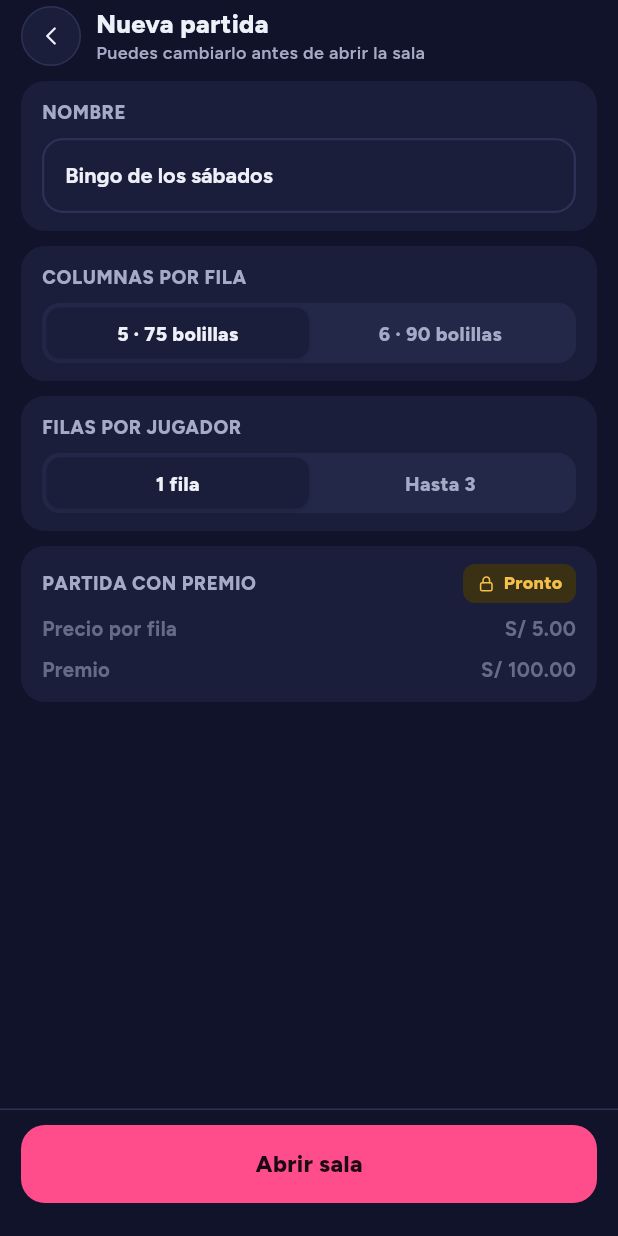
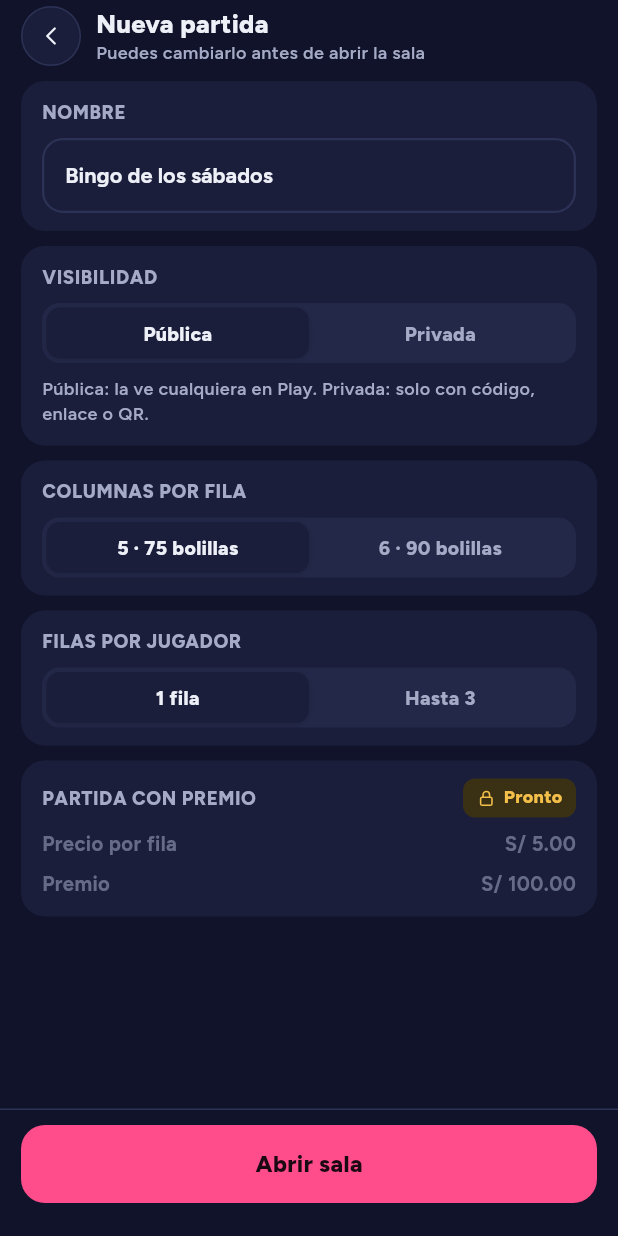
Before and after one commit to VMichael1999/Bing-Bing, a Flutter app: the NuevaPartidaPage widget shown alone on an empty page, opened directly, on a phone screen of 412 x 824 dp. Run offline on Flutter 3.47's test engine with Material 3 defaults, Android fonts, the phone set to English and light mode, and no system bars; our stand-ins replace cloud_firestore, cloud_functions, firebase_auth, firebase_core, flutter_svg, google_sign_in and 3 more; accounts and stored records are empty.

Commit message:
feat(host): elegir si la sala es pública o privada, y chip al compartir
Nueva partida tiene la sección Visibilidad (pública por defecto) y la sala se crea
con ella. La hoja de compartir muestra un chip Pública o Privada. Goldens de
org-03 y org-11 actualizados.

```diff
--- a/apps/host/lib/main.dart
+++ b/apps/host/lib/main.dart
@@ -159,7 +159,8 @@ class _FlujoDemo extends StatelessWidget {
                       nombreInicial: salaDemoNombre,
                       alVolver: () => Navigator.of(context).pop(),
                       alAbrirSala:
-                          (nombre, columnas) => _abrirSala(context, nombre),
+                          (nombre, columnas, publica) =>
+                              _abrirSala(context, nombre),
                     ),
                   ),
             ),
--- a/apps/host/lib/src/compartir.dart
+++ b/apps/host/lib/src/compartir.dart
@@ -13,6 +13,7 @@ void abrirCompartirSala(
   BuildContext context, {
   required String nombre,
   required String codigo,
+  bool? publica,
 }) {
   Navigator.of(context).push(
     PageRouteBuilder<void>(
@@ -20,6 +21,7 @@ void abrirCompartirSala(
           (contexto, _, __) => CompartirPage(
             salaNombre: nombre,
             codigo: codigo,
+            publica: publica,
             alVolver: () => Navigator.of(contexto).pop(),
             alCopiarEnlace: () async {
               await Clipboard.setData(ClipboardData(text: enlaceSala(codigo)));
--- a/apps/host/lib/src/demo.dart
+++ b/apps/host/lib/src/demo.dart
@@ -98,6 +98,7 @@ Widget? pantallaDemo(String id) => switch (id) {
   'org-11-compartir' => const CompartirPage(
     salaNombre: salaDemoNombre,
     codigo: salaDemoCodigo,
+    publica: true,
   ),
   'org-12-qr-pantalla' => const QrPantallaPage(codigo: salaDemoCodigo),
   _ => null,
--- a/apps/host/lib/src/flujo_real.dart
+++ b/apps/host/lib/src/flujo_real.dart
@@ -275,7 +275,7 @@ class _NuevaPartidaRealState extends State<_NuevaPartidaReal> {
   String? _error;
   bool _creando = false;
 
-  Future<void> _abrir(String nombre, int columnas) async {
+  Future<void> _abrir(String nombre, int columnas, bool publica) async {
     if (columnas == 6) {
       // La pantalla de partida aún dibuja solo las 75 bolillas de 5 columnas.
       setState(() => _error = 'Las 6 columnas llegan pronto.');
@@ -289,6 +289,7 @@ class _NuevaPartidaRealState extends State<_NuevaPartidaReal> {
       final codigo = await widget.repositorio.crearSala(
         nombre: nombre,
         columnas: columnas,
+        publica: publica,
       );
       if (!mounted) return;
       _ir(
@@ -419,6 +420,7 @@ class _SalaAbiertaRealState extends State<_SalaAbiertaReal> {
                 context,
                 nombre: sala.nombre,
                 codigo: widget.codigo,
+                publica: sala.publica,
               ),
           alCopiar: () {
             Clipboard.setData(ClipboardData(text: widget.codigo));
--- a/apps/host/lib/src/paginas/nueva_partida_page.dart
+++ b/apps/host/lib/src/paginas/nueva_partida_page.dart
@@ -1,8 +1,9 @@
 import 'package:bing_ui/bing_ui.dart';
 import 'package:flutter/widgets.dart';
 
-/// `org-03-nueva-partida`: nombre, columnas, filas por jugador y la sección de
-/// premio, bloqueada ("Pronto") y sin acción.
+/// `org-03-nueva-partida` y `org-10-nueva-partida-v2`: nombre, visibilidad
+/// (pública o privada), columnas, filas por jugador y la sección de premio,
+/// bloqueada ("Pronto") y sin acción.
 class NuevaPartidaPage extends StatefulWidget {
   const NuevaPartidaPage({
     super.key,
@@ -16,8 +17,8 @@ class NuevaPartidaPage extends StatefulWidget {
   final String nombreInicial;
   final VoidCallback? alVolver;
 
-  /// Recibe el nombre y las columnas elegidas (5 o 6).
-  final void Function(String nombre, int columnas)? alAbrirSala;
+  /// Recibe el nombre, las columnas elegidas (5 o 6) y si la sala es pública.
+  final void Function(String nombre, int columnas, bool publica)? alAbrirSala;
 
   /// Por qué falló crear la sala, si falló.
   final String? error;
@@ -32,6 +33,7 @@ class _NuevaPartidaPageState extends State<NuevaPartidaPage> {
     text: widget.nombreInicial,
   );
   int _columnas = 0; // índice: 0 = 5 columnas, 1 = 6 columnas.
+  int _visibilidad = 0; // índice: 0 = pública, 1 = privada.
 
   @override
   void dispose() {
@@ -65,6 +67,25 @@ class _NuevaPartidaPageState extends State<NuevaPartidaPage> {
                     BingSeccion(
                       cabecera: 'NOMBRE',
                       children: [BingCampo(controlador: _nombre, maxLargo: 40)],
+                    ),
+                    const SizedBox(height: 10),
+                    BingSeccion(
+                      cabecera: 'VISIBILIDAD',
+                      children: [
+                        BingSegmento(
+                          opciones: const ['Pública', 'Privada'],
+                          seleccion: _visibilidad,
+                          alCambiar: (i) => setState(() => _visibilidad = i),
+                        ),
+                        Text(
+                          'Pública: la ve cualquiera en Play. Privada: solo con '
+                          'código, enlace o QR.',
+                          style: BingTexto.figtree(
+                            12,
+                            600,
+                          ).copyWith(color: paleta.apagado),
+                        ),
+                      ],
                     ),
                     const SizedBox(height: 10),
                     BingSeccion(
@@ -151,6 +172,7 @@ class _NuevaPartidaPageState extends State<NuevaPartidaPage> {
                     () => widget.alAbrirSala?.call(
                       _nombre.text.trim(),
                       _columnas == 0 ? 5 : 6,
+                      _visibilidad == 0,
                     ),
               ),
             ),
```
Also changed, not shown: apps/host/lib/src/paginas/compartir_page.dart (+11 -0 lines), 4 other files.
